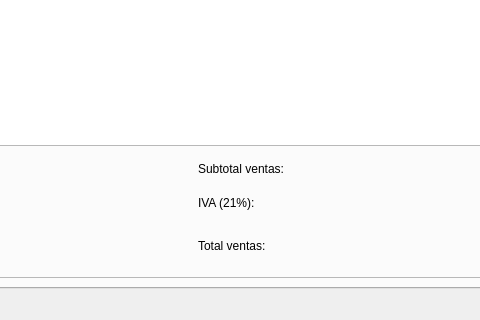
The window that templates/venPrincipal.ui (yelkov/ProyectoDI) describes before a commit, drawn with Qt 5; both pictures show x 799 to 1279 and y 473 to 793 of the 1383 by 793 pixel window.
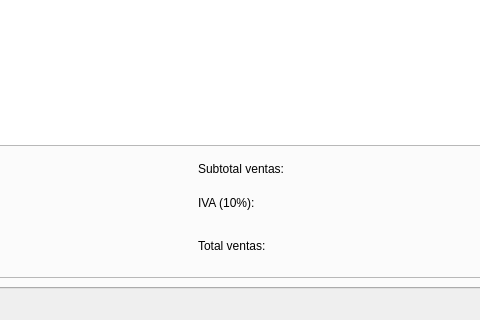
The same window after the commit. Icons and pictures are not drawn.

Diff of the .ui file:
```diff
--- a/templates/venPrincipal.ui
+++ b/templates/venPrincipal.ui
@@ -6111,7 +6111,7 @@
               </property>
              </column>
             </widget>
-            <widget class="QWidget" name="">
+            <widget class="QWidget" name="layoutWidget">
              <property name="geometry">
               <rect>
                <x>500</x>
@@ -6138,7 +6138,7 @@
                    </size>
                   </property>
                   <property name="text">
-                   <string>IVA (21%):</string>
+                   <string>IVA (10%):</string>
                   </property>
                  </widget>
                 </item>
```
